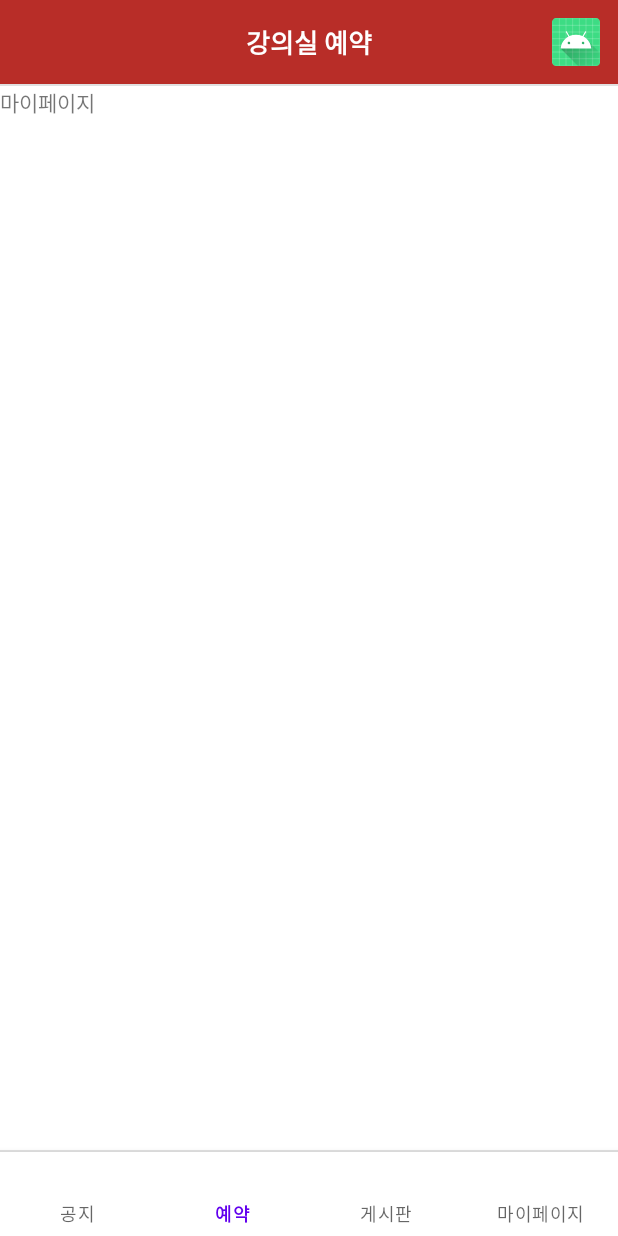
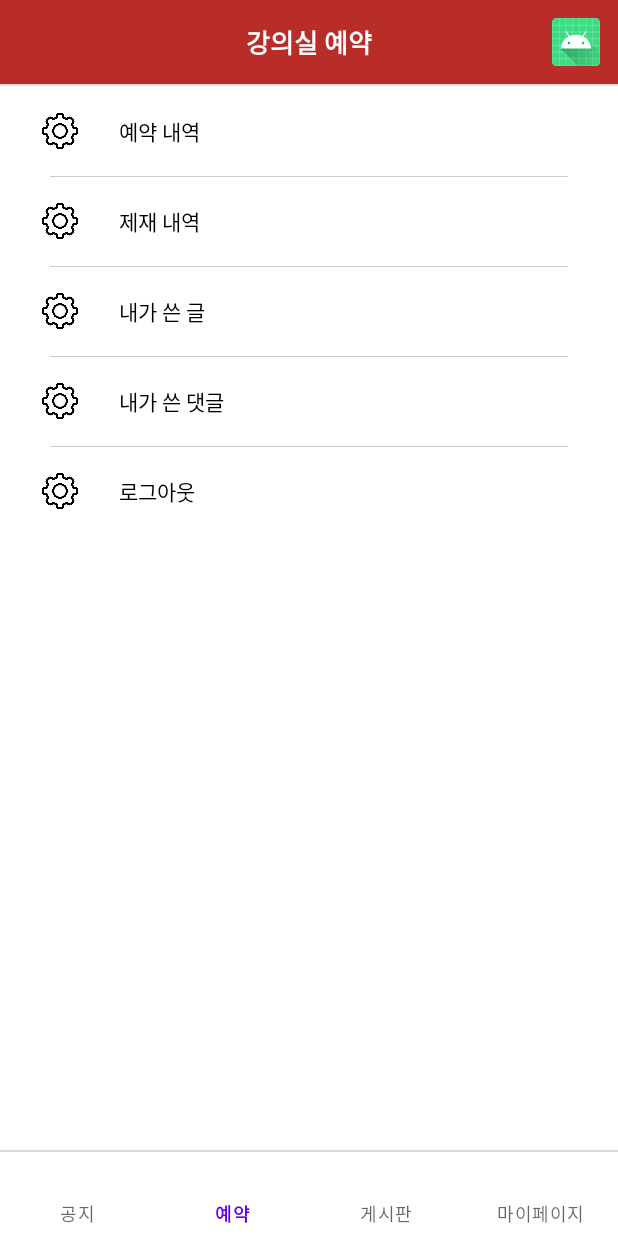
Before and after one commit to KNU-CSE-APP/Android, an Android app: the fragment MypageFragment placed in its activity, on a phone screen of 412 x 824 dp. Run offline under Robolectric (Android 15) with nearby library versions, the phone set to English and light mode, and no system bars.

Commit message:
[#4] set menu in mypage

```diff
--- /dev/null
+++ b/app/src/main/java/com/example/knucseapp/ui/mypage/DividerItemDecoration.kt
@@ -0,0 +1,39 @@
+package com.example.knucseapp.ui.mypage
+
+import android.graphics.Canvas
+import android.graphics.Color
+import android.graphics.Paint
+import android.util.Log
+import androidx.annotation.ColorInt
+import androidx.recyclerview.widget.RecyclerView
+
+class DividerItemDecoration(
+    private val height: Float,
+    private val padding: Float,
+    @ColorInt
+    private val color: Int
+
+) : RecyclerView.ItemDecoration() {
+
+    private val paint = Paint()
+
+    init {
+        paint.color = color
+    }
+
+    override fun onDrawOver(c: Canvas, parent: RecyclerView, state: RecyclerView.State) {
+        val left = parent.paddingStart + 50.toFloat()
+        val right = parent.width - parent.paddingEnd - 50.toFloat()
+
+
+        for (i in 0 until parent.childCount-1)
+        {
+            val child = parent.getChildAt(i)
+            val params = child.layoutParams as RecyclerView.LayoutParams
+            val top = (child.bottom + params.bottomMargin).toFloat()
+            val bottom = top + height
+            c.drawRect(left, top, right, bottom, paint)
+        }
+    }
+
+}
--- /dev/null
+++ b/app/src/main/java/com/example/knucseapp/ui/mypage/MyPageAdapter.kt
@@ -0,0 +1,36 @@
+package com.example.knucseapp.ui.mypage
+
+import android.view.LayoutInflater
+import android.view.ViewGroup
+import android.widget.Toast
+import androidx.recyclerview.widget.RecyclerView
+import com.example.knucseapp.databinding.MypageRecyclerBinding
+
+class MyPageAdapter : RecyclerView.Adapter<Holder>() {
+    var menulist = mutableListOf<MyPageMenu>()
+    override fun onCreateViewHolder(parent: ViewGroup, viewType: Int): Holder {
+        val binding = MypageRecyclerBinding.inflate(LayoutInflater.from(parent.context), parent, false)
+        return Holder(binding)
+    }
+
+    override fun onBindViewHolder(holder: Holder, position: Int) {
+        val menu = menulist.get(position)
+        holder.setMemo(menu)
+    }
+
+    override fun getItemCount(): Int {
+        return menulist.size
+    }
+}
+
+class Holder(val binding: MypageRecyclerBinding) : RecyclerView.ViewHolder(binding.root) {
+    init {
+        binding.root.setOnClickListener{
+            Toast.makeText(binding.root.context, "클릭된 아이템 = ${binding.menutext.text}", Toast.LENGTH_LONG).show()
+        }
+    }
+    fun setMemo(menu: MyPageMenu){
+        binding.imageView.setImageResource(menu.ResId)
+        binding.menutext.text = menu.MenuName
+    }
+}
--- /dev/null
+++ b/app/src/main/java/com/example/knucseapp/ui/mypage/MyPageMenu.kt
@@ -0,0 +1,3 @@
+package com.example.knucseapp.ui.mypage
+
+data class MyPageMenu(val ResId: Int, val MenuName: String)
--- a/app/src/main/java/com/example/knucseapp/ui/mypage/MypageFragment.kt
+++ b/app/src/main/java/com/example/knucseapp/ui/mypage/MypageFragment.kt
@@ -1,11 +1,16 @@
 package com.example.knucseapp.ui.mypage
 
+import android.graphics.Color
 import androidx.lifecycle.ViewModelProvider
 import android.os.Bundle
 import androidx.fragment.app.Fragment
 import android.view.LayoutInflater
 import android.view.View
 import android.view.ViewGroup
+import androidx.appcompat.widget.LinearLayoutCompat.VERTICAL
+import androidx.recyclerview.widget.DividerItemDecoration
+import androidx.recyclerview.widget.LinearLayoutManager
+import androidx.recyclerview.widget.RecyclerView
 import com.example.knucseapp.R
 import com.example.knucseapp.databinding.MypageFragmentBinding
 
@@ -17,7 +22,7 @@ class MypageFragment : Fragment() {
 
     private lateinit var viewModel: MypageViewModel
     lateinit var binding: MypageFragmentBinding
-
+    var menulist = mutableListOf<MyPageMenu>()
     override fun onCreateView(inflater: LayoutInflater, container: ViewGroup?,
                               savedInstanceState: Bundle?): View? {
         binding = MypageFragmentBinding.inflate(inflater, container, false)
@@ -31,4 +36,29 @@ class MypageFragment : Fragment() {
 
     }
 
+    override fun onViewCreated(view: View, savedInstanceState: Bundle?) {
+        super.onViewCreated(view, savedInstanceState)
+        loadMenu()
+        var adapter = MyPageAdapter()
+        adapter.menulist = menulist
+
+//        val decoration = DividerItemDecoration(activity, VERTICAL)
+        val decoration = com.example.knucseapp.ui.mypage.DividerItemDecoration(1f, 1f, Color.LTGRAY)
+        binding.mypageRecycler.addItemDecoration(decoration)
+
+
+        binding.mypageRecycler.adapter = adapter
+        binding.mypageRecycler.layoutManager = LinearLayoutManager(activity)
+
+    }
+
+    fun loadMenu(){
+        val res_list = listOf(R.drawable.settings)
+        val menuname = listOf("예약 내역", "제재 내역", "내가 쓴 글", "내가 쓴 댓글", "로그아웃")
+
+        menuname.forEach { name ->
+            menulist.add(MyPageMenu(res_list.get(0), name))
+        }
+    }
+
 }
--- a/app/src/main/res/layout/mypage_fragment.xml
+++ b/app/src/main/res/layout/mypage_fragment.xml
@@ -5,9 +5,8 @@
     android:layout_height="match_parent"
     tools:context=".ui.mypage.MypageFragment">
 
-    <TextView
+    <androidx.recyclerview.widget.RecyclerView
+        android:id="@+id/mypage_recycler"
         android:layout_width="match_parent"
-        android:layout_height="match_parent"
-        android:text="마이페이지" />
-
+        android:layout_height="match_parent" />
 </FrameLayout>
--- /dev/null
+++ b/app/src/main/res/layout/mypage_recycler.xml
@@ -0,0 +1,27 @@
+<?xml version="1.0" encoding="utf-8"?>
+<LinearLayout xmlns:android="http://schemas.android.com/apk/res/android"
+    xmlns:app="http://schemas.android.com/apk/res-auto"
+    xmlns:tools="http://schemas.android.com/tools"
+    android:orientation="horizontal"
+    android:layout_width="match_parent"
+    android:layout_height="60dp"
+    android:gravity="center_vertical">
+
+    <ImageView
+        android:id="@+id/imageView"
+        android:layout_width="24dp"
+        android:layout_height="24dp"
+        android:layout_weight="1"
+        android:scaleType="centerInside"
+         />
+
+    <TextView
+        android:id="@+id/menutext"
+        android:layout_width="0dp"
+        android:layout_height="wrap_content"
+        android:layout_weight="6"
+        android:text="Title"
+        android:textColor="@color/black"
+        android:textSize="14sp"/>
+
+</LinearLayout>
```
Also changed, not shown: app/src/main/res/drawable/settings.png (added).
